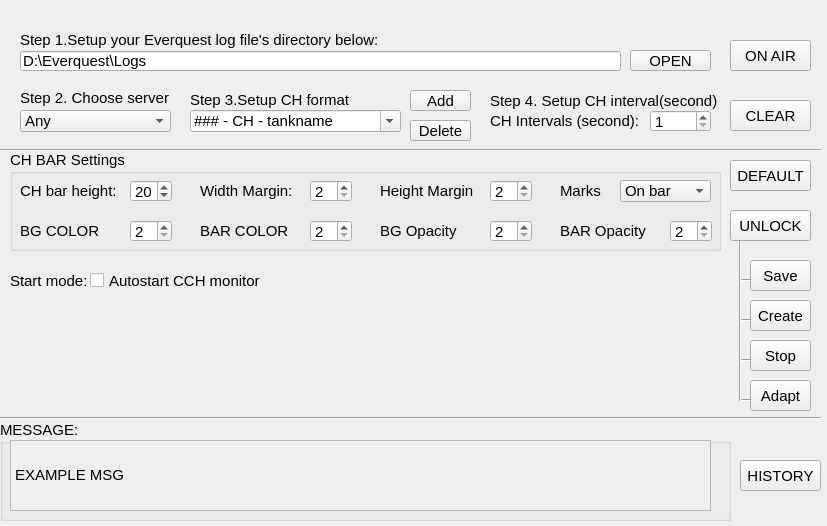
The window that CFGWIN.ui (winter88888/CCHPM) describes before a commit, drawn with Qt 5.
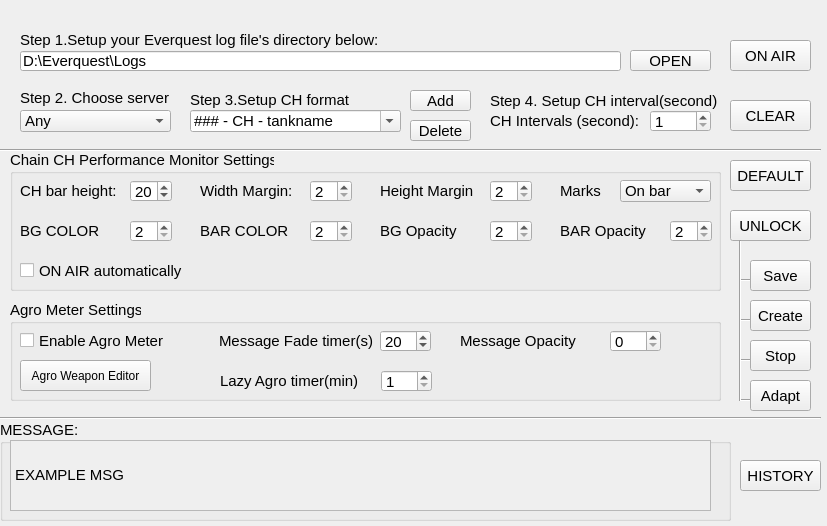
The same window after the commit.

Patch:
```diff
--- a/CFGWIN.ui
+++ b/CFGWIN.ui
@@ -201,11 +201,11 @@
      <x>10</x>
      <y>150</y>
      <width>711</width>
-     <height>101</height>
+     <height>141</height>
     </rect>
    </property>
    <property name="title">
-    <string>CH BAR Settings</string>
+    <string>Chain CH Performance Monitor Settings</string>
    </property>
    <widget class="QLabel" name="label_5">
     <property name="geometry">
@@ -426,6 +426,25 @@
      <string>Marks</string>
     </property>
    </widget>
+   <widget class="QCheckBox" name="checkBox">
+    <property name="geometry">
+     <rect>
+      <x>10</x>
+      <y>110</y>
+      <width>181</width>
+      <height>21</height>
+     </rect>
+    </property>
+    <property name="font">
+     <font>
+      <family>Arial</family>
+      <pointsize>11</pointsize>
+     </font>
+    </property>
+    <property name="text">
+     <string>ON AIR automatically</string>
+    </property>
+   </widget>
   </widget>
   <widget class="QPushButton" name="pushButton_4">
    <property name="geometry">
@@ -672,25 +691,6 @@
     <string>Step 4. Setup CH interval(second)</string>
    </property>
   </widget>
-  <widget class="QCheckBox" name="checkBox">
-   <property name="geometry">
-    <rect>
-     <x>90</x>
-     <y>270</y>
-     <width>181</width>
-     <height>21</height>
-    </rect>
-   </property>
-   <property name="font">
-    <font>
-     <family>Arial</family>
-     <pointsize>11</pointsize>
-    </font>
-   </property>
-   <property name="text">
-    <string>Autostart CCH monitor</string>
-   </property>
-  </widget>
   <widget class="QLabel" name="label_9">
    <property name="geometry">
     <rect>
@@ -742,19 +742,6 @@
     </property>
    </item>
   </widget>
-  <widget class="QLabel" name="label_10">
-   <property name="geometry">
-    <rect>
-     <x>10</x>
-     <y>270</y>
-     <width>81</width>
-     <height>21</height>
-    </rect>
-   </property>
-   <property name="text">
-    <string>Start mode:</string>
-   </property>
-  </widget>
   <widget class="QPushButton" name="pushButton_11">
    <property name="geometry">
     <rect>
@@ -812,6 +799,150 @@
     </property>
    </item>
   </widget>
+  <widget class="QGroupBox" name="groupBox_3">
+   <property name="geometry">
+    <rect>
+     <x>10</x>
+     <y>300</y>
+     <width>711</width>
+     <height>101</height>
+    </rect>
+   </property>
+   <property name="title">
+    <string>Agro Meter Settings</string>
+   </property>
+   <widget class="QLabel" name="label_31">
+    <property name="geometry">
+     <rect>
+      <x>209</x>
+      <y>30</y>
+      <width>161</width>
+      <height>21</height>
+     </rect>
+    </property>
+    <property name="text">
+     <string>Message Fade timer(s)</string>
+    </property>
+   </widget>
+   <widget class="QSpinBox" name="spinBox_23">
+    <property name="geometry">
+     <rect>
+      <x>370</x>
+      <y>30</y>
+      <width>51</width>
+      <height>22</height>
+     </rect>
+    </property>
+    <property name="minimum">
+     <number>1</number>
+    </property>
+    <property name="maximum">
+     <number>120</number>
+    </property>
+    <property name="value">
+     <number>20</number>
+    </property>
+   </widget>
+   <widget class="QSpinBox" name="spinBox_25">
+    <property name="geometry">
+     <rect>
+      <x>371</x>
+      <y>70</y>
+      <width>51</width>
+      <height>22</height>
+     </rect>
+    </property>
+    <property name="minimum">
+     <number>1</number>
+    </property>
+    <property name="maximum">
+     <number>120</number>
+    </property>
+   </widget>
+   <widget class="QLabel" name="label_33">
+    <property name="geometry">
+     <rect>
+      <x>210</x>
+      <y>70</y>
+      <width>151</width>
+      <height>21</height>
+     </rect>
+    </property>
+    <property name="text">
+     <string>Lazy Agro timer(min)</string>
+    </property>
+   </widget>
+   <widget class="QCheckBox" name="checkBox_2">
+    <property name="geometry">
+     <rect>
+      <x>10</x>
+      <y>30</y>
+      <width>181</width>
+      <height>21</height>
+     </rect>
+    </property>
+    <property name="font">
+     <font>
+      <family>Arial</family>
+      <pointsize>11</pointsize>
+     </font>
+    </property>
+    <property name="text">
+     <string>Enable Agro Meter</string>
+    </property>
+   </widget>
+   <widget class="QPushButton" name="pushButton_13">
+    <property name="geometry">
+     <rect>
+      <x>10</x>
+      <y>60</y>
+      <width>131</width>
+      <height>31</height>
+     </rect>
+    </property>
+    <property name="font">
+     <font>
+      <family>Arial</family>
+      <pointsize>9</pointsize>
+     </font>
+    </property>
+    <property name="text">
+     <string>Agro Weapon Editor</string>
+    </property>
+   </widget>
+   <widget class="QSpinBox" name="spinBox_13">
+    <property name="geometry">
+     <rect>
+      <x>600</x>
+      <y>30</y>
+      <width>51</width>
+      <height>22</height>
+     </rect>
+    </property>
+    <property name="minimum">
+     <number>0</number>
+    </property>
+    <property name="maximum">
+     <number>100</number>
+    </property>
+    <property name="singleStep">
+     <number>5</number>
+    </property>
+   </widget>
+   <widget class="QLabel" name="label_22">
+    <property name="geometry">
+     <rect>
+      <x>450</x>
+      <y>30</y>
+      <width>141</width>
+      <height>21</height>
+     </rect>
+    </property>
+    <property name="text">
+     <string>Message Opacity</string>
+    </property>
+   </widget>
+  </widget>
   <zorder>line_6</zorder>
   <zorder>line_5</zorder>
   <zorder>line_7</zorder>
```
Left out of the diff: 89 changed lines with no effect on the pictures.
